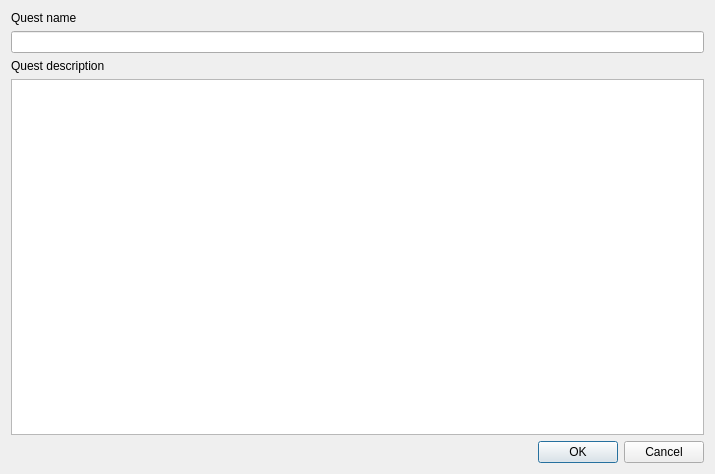
This is src/QuestSettingsDialog.ui in lpenguin/QxEditor-Qt as Qt 5 draws it before an edit. The edited form follows.
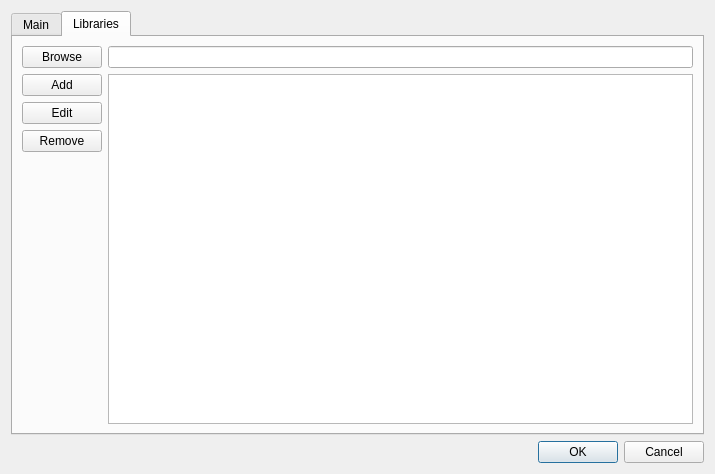
This is the edited form.

Diff of the .ui file:
```diff
--- a/src/QuestSettingsDialog.ui
+++ b/src/QuestSettingsDialog.ui
@@ -17,6 +17,16 @@
    <item>
     <layout class="QVBoxLayout" name="verticalLayout">
      <item>
+      <widget class="QTabWidget" name="tabWidget">
+       <property name="currentIndex">
+        <number>1</number>
+       </property>
+       <widget class="QWidget" name="tab">
+        <attribute name="title">
+         <string>Main</string>
+        </attribute>
+        <layout class="QVBoxLayout" name="verticalLayout_3">
+         <item>
       <widget class="QLabel" name="label_2">
        <property name="text">
         <string>Quest name</string>
@@ -35,6 +45,72 @@
      </item>
      <item>
       <widget class="QPlainTextEdit" name="questDescriptionEdit"/>
+         </item>
+        </layout>
+       </widget>
+       <widget class="QWidget" name="tab_2">
+        <attribute name="title">
+         <string>Libraries</string>
+        </attribute>
+        <layout class="QHBoxLayout" name="horizontalLayout">
+         <item>
+          <layout class="QVBoxLayout" name="verticalLayout_5">
+           <item>
+            <widget class="QPushButton" name="browseButton">
+             <property name="text">
+              <string>Browse</string>
+             </property>
+            </widget>
+           </item>
+           <item>
+            <widget class="QPushButton" name="addButton">
+             <property name="text">
+              <string>Add</string>
+             </property>
+            </widget>
+           </item>
+           <item>
+            <widget class="QPushButton" name="editButton">
+             <property name="text">
+              <string>Edit</string>
+             </property>
+            </widget>
+           </item>
+           <item>
+            <widget class="QPushButton" name="deleteButton">
+             <property name="text">
+              <string>Remove</string>
+             </property>
+            </widget>
+           </item>
+           <item>
+            <spacer name="verticalSpacer">
+             <property name="orientation">
+              <enum>Qt::Vertical</enum>
+             </property>
+             <property name="sizeHint" stdset="0">
+              <size>
+               <width>20</width>
+               <height>40</height>
+              </size>
+             </property>
+            </spacer>
+           </item>
+          </layout>
+         </item>
+         <item>
+          <layout class="QVBoxLayout" name="verticalLayout_4">
+           <item>
+            <widget class="QLineEdit" name="pathEdit"/>
+           </item>
+           <item>
+            <widget class="QListWidget" name="libsList"/>
+           </item>
+          </layout>
+         </item>
+        </layout>
+       </widget>
+      </widget>
      </item>
     </layout>
    </item>
```
Lines whose indentation alone changed are shown as unchanged.
